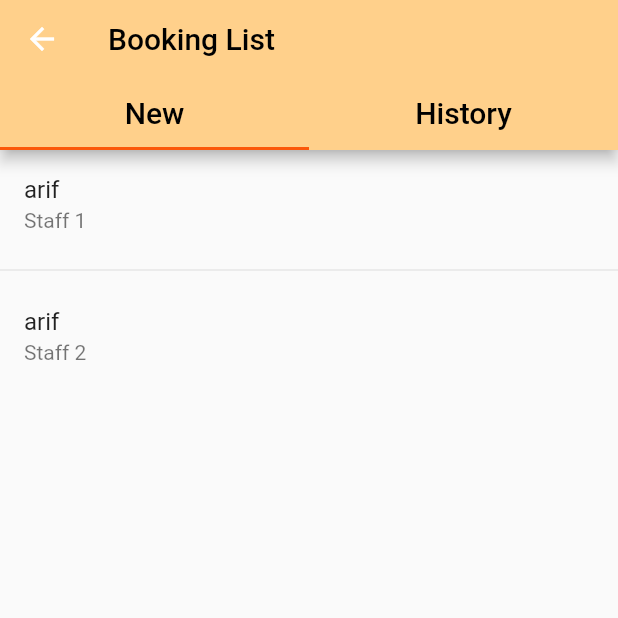
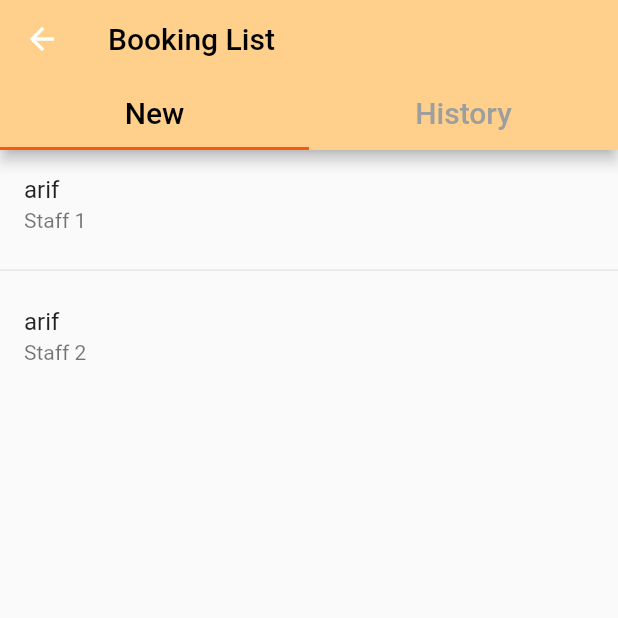
Before and after one commit to G01-GoGo-Power-Rangers/restaurant-booking-system, a Flutter app: the BookingListScreen screen opened directly, on a phone screen of 412 x 824 dp, the top half of it. Run offline on Flutter 3.47's test engine with Material 2 defaults, Android fonts, the phone set to English and light mode, and no system bars; our stand-ins replace animated_text_kit, get_it.

Commit message:
Done UI.

```diff
--- a/lib/router.dart
+++ b/lib/router.dart
@@ -7,6 +7,7 @@ import 'package:restaurant_booking_system/screens/login_screen/login_screen.dart
 import 'package:restaurant_booking_system/screens/main_screen/main_screen.dart';
 import 'package:restaurant_booking_system/screens/register/register_screen.dart';
 import 'package:restaurant_booking_system/screens/splash_screen.dart';
+import 'package:restaurant_booking_system/screens/staff/manage_booking/booking_details/booking_details_screen.dart';
 
 import 'screens/staff/manage_booking/booking_list/booking_list_screen.dart';
 
@@ -17,7 +18,8 @@ Route<dynamic> createRoute(settings) {
       // return HomeScreen.route();
       // return SplashScreen.route();
       // return ProfileScreen.route();
-      return BookingListScreen.route();
+      // return BookingListScreen.route();
+    return BookingDetailsScreen.route();
 
     case '/main':
       return MainScreen.route();
--- a/lib/screens/staff/manage_booking/booking_list/booking_list_appbar.dart
+++ b/lib/screens/staff/manage_booking/booking_list/booking_list_appbar.dart
@@ -17,18 +17,24 @@ class BookingListAppBar extends StatelessWidget implements PreferredSizeWidget {
       ),
       backgroundColor: kPrimaryColor,
       bottom: TabBar(
+        unselectedLabelColor: Colors.grey,
+        labelColor: Colors.black,
         indicatorColor: kPrimaryColorDarker,
         tabs: <Widget>[
           Tab(
             child: Text(
               'New',
-              style: TextStyle(fontSize: 20, color: Colors.black),
+              style: TextStyle(
+                fontSize: 20,
+              ),
             ),
           ),
           Tab(
               child: Text(
             'History',
-            style: TextStyle(fontSize: 20, color: Colors.black),
+            style: TextStyle(
+              fontSize: 20,
+            ),
           ))
         ],
       ),
```
Also changed, not shown: lib/screens/staff/manage_booking/booking_details/booking_details_appbar.dart (+11 -2 lines), lib/screens/staff/manage_booking/booking_details/booking_details_body.dart (+22 -2 lines), lib/screens/staff/manage_booking/booking_details/booking_details_screen.dart (+12 -2 lines).
